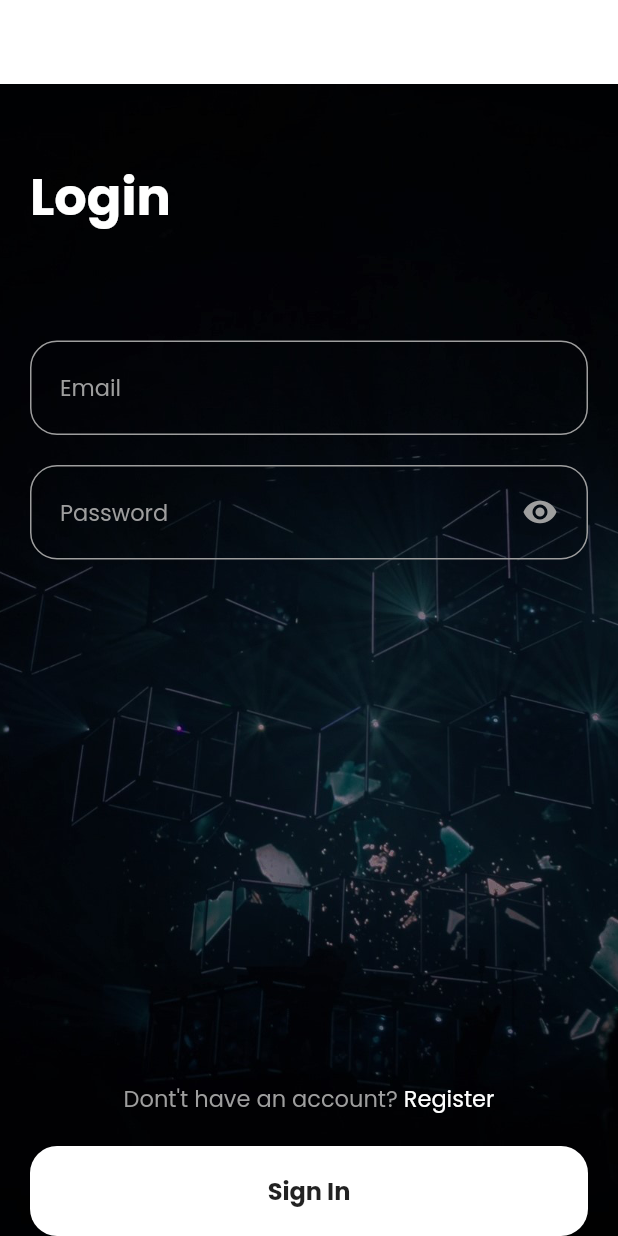
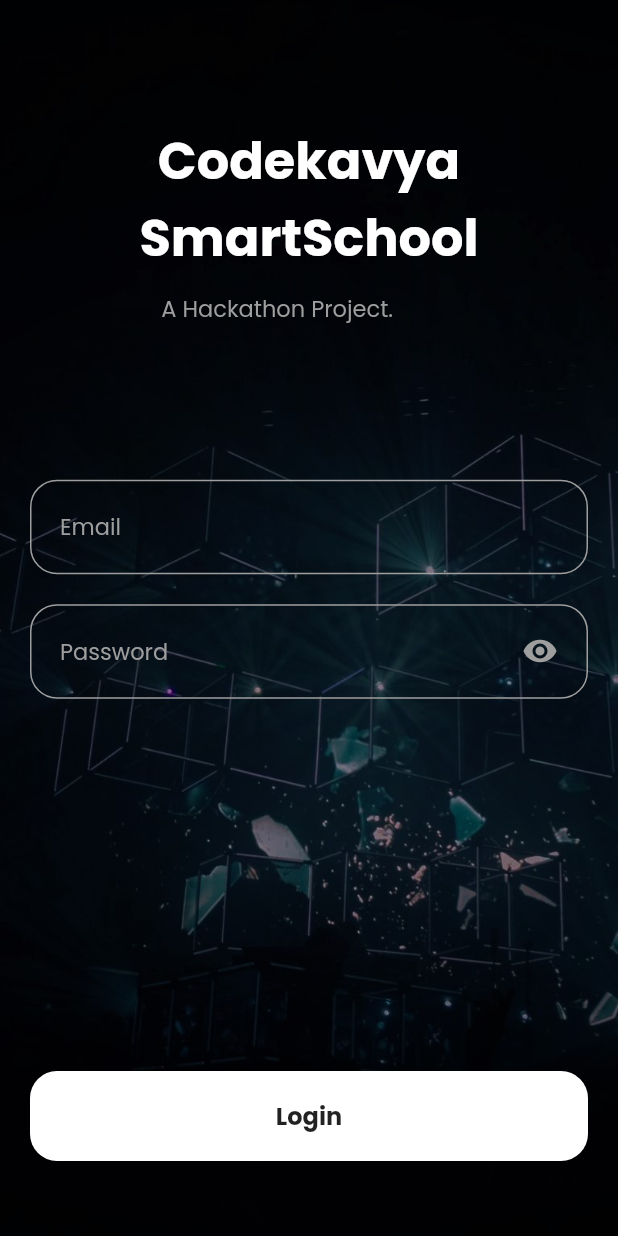
Before and after one commit to flflfe/smartschool-mobile, a Flutter app: the SignInPage screen opened by its route, on a phone screen of 412 x 824 dp. Run offline on Flutter 3.47's test engine with Material 2 defaults, Android fonts, the phone set to English and light mode, and no system bars; our stand-ins replace flutter_svg_provider, google_fonts, shared_preferences; accounts and stored records are empty; network calls fail.

Commit message:
lil UI refactor

```diff
--- a/lib/main.dart
+++ b/lib/main.dart
@@ -28,7 +28,7 @@ class _SmartschoolState extends State<Smartschool> {
       child: MaterialApp(
         theme: ThemeData(
           textTheme: GoogleFonts.poppinsTextTheme(Theme.of(context).textTheme),
-          scaffoldBackgroundColor: kBackgroundColor,
+          scaffoldBackgroundColor: Colors.transparent,
           primarySwatch: Colors.blue,
           visualDensity: VisualDensity.adaptivePlatformDensity,
         ),
@@ -37,7 +37,6 @@ class _SmartschoolState extends State<Smartschool> {
           '/dashboard': (context) => DashboardPage(),
           '/login': (context) => SignInPage(),
           '/signup': (context) => RegisterPage(),
-          '/welcome': (context) => WelcomePage(),
           '/root': (context) => Root(),
         },
         // home: Root(),
--- a/lib/screens/login.dart
+++ b/lib/screens/login.dart
@@ -41,6 +41,10 @@ class _SignInPageState extends State<SignInPage> {
 
   @override
   Widget build(BuildContext context) {
+    bool isTeacher;
+    Auth _auth = Provider.of<Auth>(context, listen: false);
+
+    _auth.getIsTeacher == true ? isTeacher = true : isTeacher = false;
     return _isLoading
         ? Center(
             child: CircularProgressIndicator(
@@ -49,20 +53,20 @@ class _SignInPageState extends State<SignInPage> {
           )
         : Scaffold(
             backgroundColor: Colors.transparent,
-            appBar: AppBar(
-              backgroundColor: Colors.transparent,
-              elevation: 0,
-              leading: IconButton(
-                onPressed: () {
-                  Navigator.pop(context);
-                },
-                icon: Image(
-                  width: 24,
-                  color: Colors.white,
-                  image: Svg('assets/images/back_arrow.svg'),
-                ),
-              ),
-            ),
+            // appBar: AppBar(
+            //   backgroundColor: Colors.transparent,
+            //   elevation: 0,
+            //   leading: IconButton(
+            //     onPressed: () {
+            //       Navigator.pop(context);
+            //     },
+            //     icon: Image(
+            //       width: 24,
+            //       color: Colors.white,
+            //       image: Svg('assets/images/back_arrow.svg'),
+            //     ),
+            //   ),
+            // ),
             body: Container(
               decoration: BoxDecoration(
                 image: DecorationImage(
@@ -88,19 +92,32 @@ class _SignInPageState extends State<SignInPage> {
                                 crossAxisAlignment: CrossAxisAlignment.start,
                                 children: [
                                   SizedBox(
-                                    height: 50,
+                                    height: MediaQuery.of(context).size.height *
+                                        0.1,
                                   ),
                                   Text(
-                                    "Login",
+                                    "Codekavya SmartSchool",
                                     style: kHeadline,
+                                    textAlign: TextAlign.center,
                                   ),
-
-                                  // Text(
-                                  //   "Login",
-                                  //   style: kBodyText2,
-                                  // ),
                                   SizedBox(
-                                    height: 60,
+                                    height: 10,
+                                  ),
+                                  Container(
+                                    width:
+                                        MediaQuery.of(context).size.width * 0.8,
+                                    child: Text(
+                                      "A Hackathon Project.",
+                                      style: kBodyText,
+                                      textAlign: TextAlign.center,
+                                    ),
+                                  ),
+                                  SizedBox(
+                                    height: MediaQuery.of(context).size.height *
+                                        0.1,
+                                  ),
+                                  SizedBox(
+                                    height: 10,
                                   ),
                                   MyTextField(
                                     textFieldController: _emailController,
@@ -123,32 +140,16 @@ class _SignInPageState extends State<SignInPage> {
                               mainAxisAlignment: MainAxisAlignment.center,
                               children: [
                                 Text(
-                                  "Dont't have an account? ",
+                                  " ",
                                   style: kBodyText,
                                 ),
-                                GestureDetector(
-                                  onTap: () {
-                                    Navigator.push(
-                                      context,
-                                      CupertinoPageRoute(
-                                        builder: (context) => RegisterPage(),
-                                      ),
-                                    );
-                                  },
-                                  child: Text(
-                                    'Register',
-                                    style: kBodyText.copyWith(
-                                      color: Colors.white,
-                                    ),
-                                  ),
-                                )
                               ],
                             ),
                             SizedBox(
                               height: 20,
                             ),
                             MyTextButton(
-                              buttonName: 'Sign In',
+                              buttonName: 'Login',
                               onTap: () async {
                                 setState(() {
                                   _isLoading = true;
@@ -162,6 +163,9 @@ class _SignInPageState extends State<SignInPage> {
                               bgColor: Colors.white,
                               textColor: Colors.black87,
                             ),
+                            SizedBox(
+                              height: 50,
+                            ),
                           ],
                         ),
                       ),
--- a/lib/screens/root.dart
+++ b/lib/screens/root.dart
@@ -41,7 +41,7 @@ class _RootState extends State<Root> {
     return _authStatus == AuthStatus.loggedIn
         ? DashboardPage()
         : _authStatus == AuthStatus.notLoggedIn
-            ? WelcomePage()
+            ? SignInPage()
             : Scaffold(
                 body: Center(
                 child: CircularProgressIndicator(
```
Also changed, not shown: lib/screens/dashboard.dart (+10 -2 lines), lib/screens/welcome.dart (deleted, +0 -96 lines).
